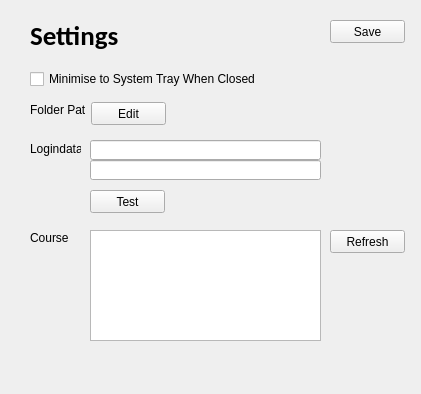
Above: settings.ui from Chrigi2486/xMoodle before the change. Below: the same form after it.
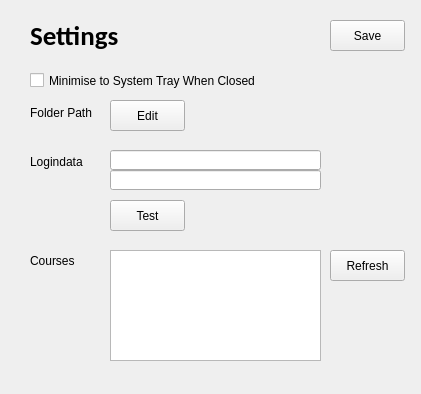
That is the form after the change.

```diff
--- a/settings.ui
+++ b/settings.ui
@@ -18,8 +18,8 @@
     <rect>
      <x>30</x>
      <y>102</y>
-     <width>55</width>
-     <height>16</height>
+     <width>71</width>
+     <height>21</height>
     </rect>
    </property>
    <property name="text">
@@ -29,10 +29,10 @@
   <widget class="QPushButton" name="pathEditButton">
    <property name="geometry">
     <rect>
-     <x>91</x>
-     <y>102</y>
+     <x>110</x>
+     <y>100</y>
      <width>75</width>
-     <height>23</height>
+     <height>31</height>
     </rect>
    </property>
    <property name="text">
@@ -43,9 +43,9 @@
    <property name="geometry">
     <rect>
      <x>30</x>
-     <y>141</y>
-     <width>51</width>
-     <height>16</height>
+     <y>151</y>
+     <width>71</width>
+     <height>21</height>
     </rect>
    </property>
    <property name="text">
@@ -55,10 +55,10 @@
   <widget class="QPushButton" name="loginEditButton">
    <property name="geometry">
     <rect>
-     <x>90</x>
-     <y>190</y>
+     <x>110</x>
+     <y>200</y>
      <width>75</width>
-     <height>23</height>
+     <height>31</height>
     </rect>
    </property>
    <property name="text">
@@ -69,9 +69,9 @@
    <property name="geometry">
     <rect>
      <x>30</x>
-     <y>230</y>
-     <width>39</width>
-     <height>16</height>
+     <y>250</y>
+     <width>71</width>
+     <height>21</height>
     </rect>
    </property>
    <property name="text">
@@ -83,8 +83,8 @@
     <rect>
      <x>30</x>
      <y>70</y>
-     <width>231</width>
-     <height>18</height>
+     <width>371</width>
+     <height>21</height>
     </rect>
    </property>
    <property name="text">
@@ -116,9 +116,9 @@
    <property name="geometry">
     <rect>
      <x>330</x>
-     <y>230</y>
+     <y>250</y>
      <width>75</width>
-     <height>23</height>
+     <height>31</height>
     </rect>
    </property>
    <property name="text">
@@ -128,9 +128,9 @@
   <widget class="QListWidget" name="coursesList">
    <property name="geometry">
     <rect>
-     <x>90</x>
-     <y>230</y>
-     <width>231</width>
+     <x>110</x>
+     <y>250</y>
+     <width>211</width>
      <height>111</height>
     </rect>
    </property>
@@ -141,7 +141,7 @@
      <x>330</x>
      <y>20</y>
      <width>75</width>
-     <height>23</height>
+     <height>31</height>
     </rect>
    </property>
    <property name="text">
@@ -151,9 +151,9 @@
   <widget class="QLineEdit" name="usernameInput">
    <property name="geometry">
     <rect>
-     <x>90</x>
-     <y>140</y>
-     <width>231</width>
+     <x>110</x>
+     <y>150</y>
+     <width>211</width>
      <height>20</height>
     </rect>
    </property>
@@ -161,9 +161,9 @@
   <widget class="QLineEdit" name="passwordInput">
    <property name="geometry">
     <rect>
-     <x>90</x>
-     <y>160</y>
-     <width>231</width>
+     <x>110</x>
+     <y>170</y>
+     <width>211</width>
      <height>20</height>
     </rect>
    </property>
```
